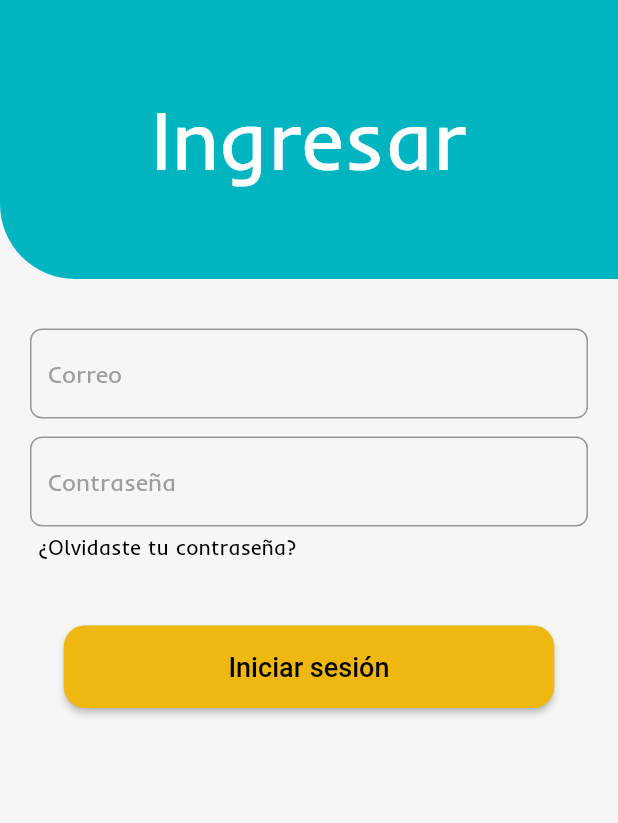
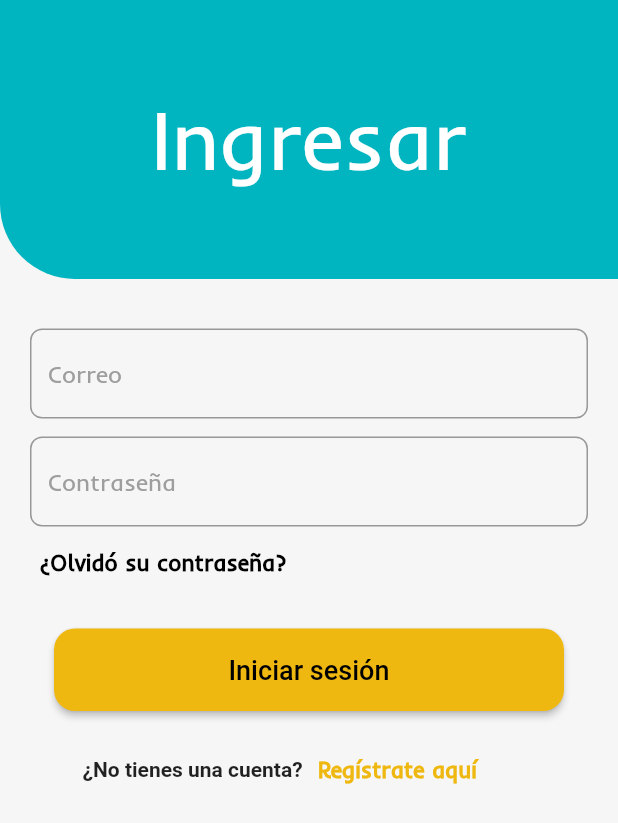
Before and after one commit to alienigena264/chazaUNApp, a Flutter app: the screen it shows after launch, on a phone screen of 412 x 824 dp. Shown: the top 823 px of the screen. Run offline on Flutter 3.47's test engine with Material 2 defaults, Android fonts, the phone set to English and light mode, and no system bars.

Commit message:
Botones de registrarse y olvido de contraseña

```diff
--- a/lib/view/login_vista.dart
+++ b/lib/view/login_vista.dart
@@ -51,31 +51,33 @@ class _LoginVistaState extends State<LoginVista> {
             ),
             inputEmail_(),
             inputPassword_(),
-            const SizedBox(
-              height: 5,
-            ),
             Row(
-              children: const [
-                SizedBox(
+              children: [
+                const SizedBox(
                   width: 25,
                 ),
-                Text(
-                  '¿Olvidaste tu contraseña?',
-                  style: TextStyle(
-                      color: Colors.black,
-                      fontFamily: "Inder",
-                      fontWeight: FontWeight.normal),
-                ),
+                TextButton(
+                    style:
+                        TextButton.styleFrom(padding: const EdgeInsets.all(1)),
+                    onPressed: () => print('Olvido la password'),
+                    child: const Text(
+                      '¿Olvidó su contraseña?',
+                      style: TextStyle(
+                          color: Colors.black,
+                          fontSize: 15,
+                          fontFamily: "Inder",
+                          fontWeight: FontWeight.bold),
+                    )),
               ],
             ),
             const SizedBox(
-              height: 43,
+              height: 20,
             ),
             ElevatedButton(
                 style: ElevatedButton.styleFrom(
                   backgroundColor: const Color(0xffEFB810),
-                  minimumSize:
-                      const Size(327, 55), // double.infinity is the width and 30 is the height
+                  minimumSize: const Size(340,
+                      55), // double.infinity is the width and 30 is the height
                   shape: RoundedRectangleBorder(
                     borderRadius: BorderRadius.circular(14.0),
                   ),
@@ -83,11 +85,34 @@ class _LoginVistaState extends State<LoginVista> {
                 onPressed: verificar_(),
                 child: const Text(
                   "Iniciar sesión",
-                  style: TextStyle(
-                    color: Colors.black,
-                    fontSize: 18
-                  ),
-                ))
+                  style: TextStyle(color: Colors.black, fontSize: 18),
+                )),
+            const SizedBox(
+              height: 15,
+            ),
+            Row(
+              children: [
+                const SizedBox(
+                  width: 55,
+                ),
+                const Text(
+                  '¿No tienes una cuenta?',
+                  style: TextStyle(fontWeight: FontWeight.bold),
+                ),
+                TextButton(
+                    style: TextButton.styleFrom(
+                        padding: const EdgeInsets.only(left: 10)),
+                    onPressed: () => print('Registrarse'),
+                    child: const Text(
+                      'Regístrate aquí',
+                      style: TextStyle(
+                          color: Color(0xffEFB810),
+                          fontSize: 15,
+                          fontFamily: "Inder",
+                          fontWeight: FontWeight.bold),
+                    )),
+              ],
+            )
           ],
         ),
       ),
@@ -139,4 +164,8 @@ class _LoginVistaState extends State<LoginVista> {
       print("Verificar");
     };
   }
+
+  recuperarPassword_() {
+    print('Se recupero');
+  }
 }
```
